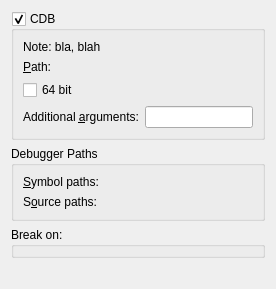
The window that src/plugins/debugger/cdb/cdboptionspagewidget.ui (qt-creator/qt-creator) describes before a commit, drawn with Qt 5.
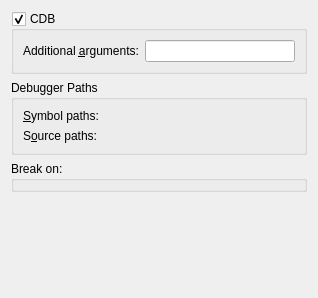
The same window after the commit. Custom widgets are drawn as their Qt base class.

```diff
--- a/src/plugins/debugger/cdb/cdboptionspagewidget.ui
+++ b/src/plugins/debugger/cdb/cdboptionspagewidget.ui
@@ -2,6 +2,14 @@
 <ui version="4.0">
  <class>Debugger::Internal::CdbOptionsPageWidget</class>
  <widget class="QWidget" name="Debugger::Internal::CdbOptionsPageWidget">
+  <property name="geometry">
+   <rect>
+    <x>0</x>
+    <y>0</y>
+    <width>318</width>
+    <height>298</height>
+   </rect>
+  </property>
   <layout class="QVBoxLayout" name="verticalLayout">
    <item>
     <layout class="QHBoxLayout" name="horizontalLayout">
@@ -14,27 +22,10 @@
         <bool>true</bool>
        </property>
        <layout class="QFormLayout" name="formLayout">
-        <item row="1" column="0">
-         <widget class="QLabel" name="pathLabel">
-          <property name="text">
-           <string>&amp;Path:</string>
-          </property>
-          <property name="buddy">
-           <cstring>pathChooser</cstring>
-          </property>
-         </widget>
-        </item>
-        <item row="1" column="1">
-         <widget class="Utils::PathChooser" name="pathChooser" native="true"/>
-        </item>
-        <item row="0" column="0" colspan="2">
-         <widget class="QLabel" name="noteLabel">
-          <property name="text">
-           <string notr="true" extracomment="Placeholder">Note: bla, blah</string>
-          </property>
-         </widget>
-        </item>
-        <item row="3" column="0">
+        <property name="fieldGrowthPolicy">
+         <enum>QFormLayout::AllNonFixedFieldsGrow</enum>
+        </property>
+        <item row="0" column="0">
          <widget class="QLabel" name="additionalArgumentsLabel">
           <property name="text">
            <string>Additional &amp;arguments:</string>
@@ -44,16 +35,9 @@
           </property>
          </widget>
         </item>
-        <item row="3" column="1">
+        <item row="0" column="1">
          <widget class="QLineEdit" name="additionalArgumentsLineEdit"/>
         </item>
-        <item row="2" column="0">
-         <widget class="QCheckBox" name="is64BitCheckBox">
-          <property name="text">
-           <string>64 bit</string>
-          </property>
-         </widget>
-        </item>
        </layout>
       </widget>
      </item>
@@ -133,12 +117,6 @@
   </layout>
  </widget>
  <customwidgets>
-  <customwidget>
-   <class>Utils::PathChooser</class>
-   <extends>QWidget</extends>
-   <header location="global">utils/pathchooser.h</header>
-   <container>1</container>
-  </customwidget>
   <customwidget>
    <class>Utils::PathListEditor</class>
    <extends>QWidget</extends>
```
Left out of the diff: 13 changed lines with no effect on the pictures.
